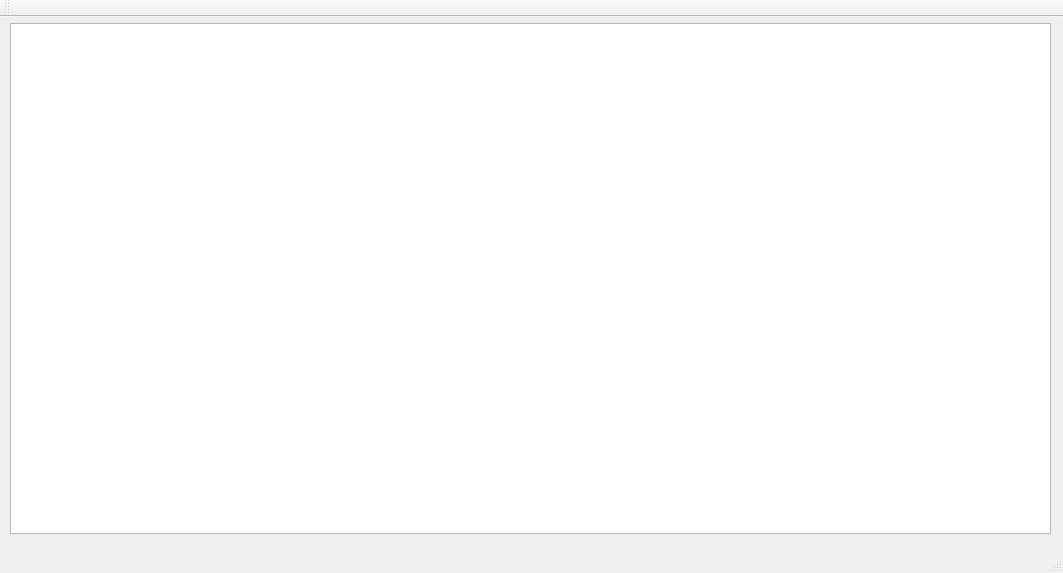
Above: VisualStudioUninstaller/visualstudiouninstaller.ui from zhaihm/VisualStudioUninstaller before the change. Below: the same form after it.
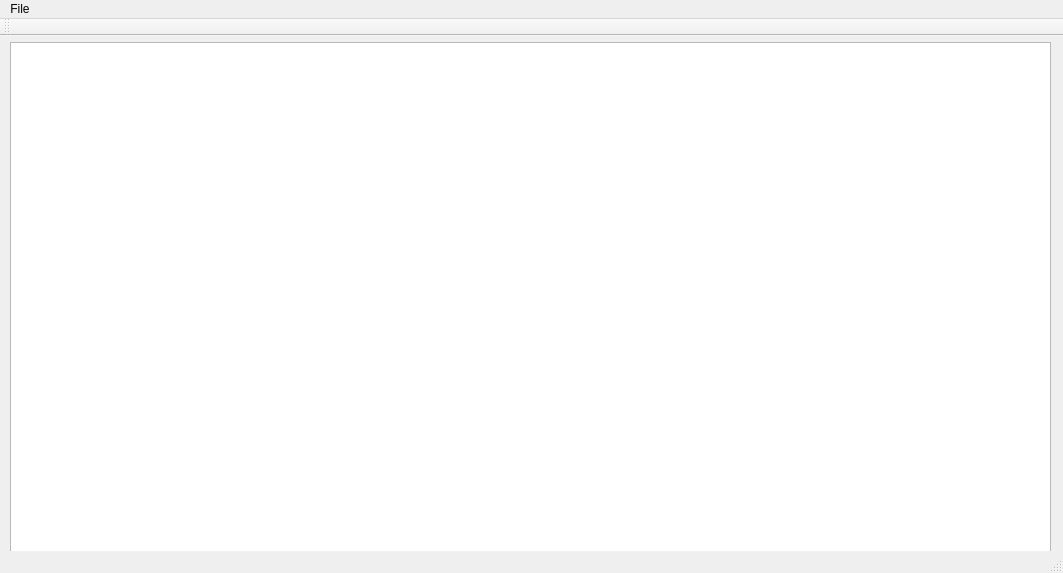
That is the form after the change.

```diff
--- a/VisualStudioUninstaller/visualstudiouninstaller.ui
+++ b/VisualStudioUninstaller/visualstudiouninstaller.ui
@@ -34,6 +34,14 @@
      <height>21</height>
     </rect>
    </property>
+   <widget class="QMenu" name="menuFile">
+    <property name="title">
+     <string>File</string>
+    </property>
+    <addaction name="refreshAction"/>
+    <addaction name="exitAction"/>
+   </widget>
+   <addaction name="menuFile"/>
   </widget>
   <widget class="QToolBar" name="mainToolBar">
    <attribute name="toolBarArea">
```
Left out of the diff: 10 changed lines with no effect on the pictures.
